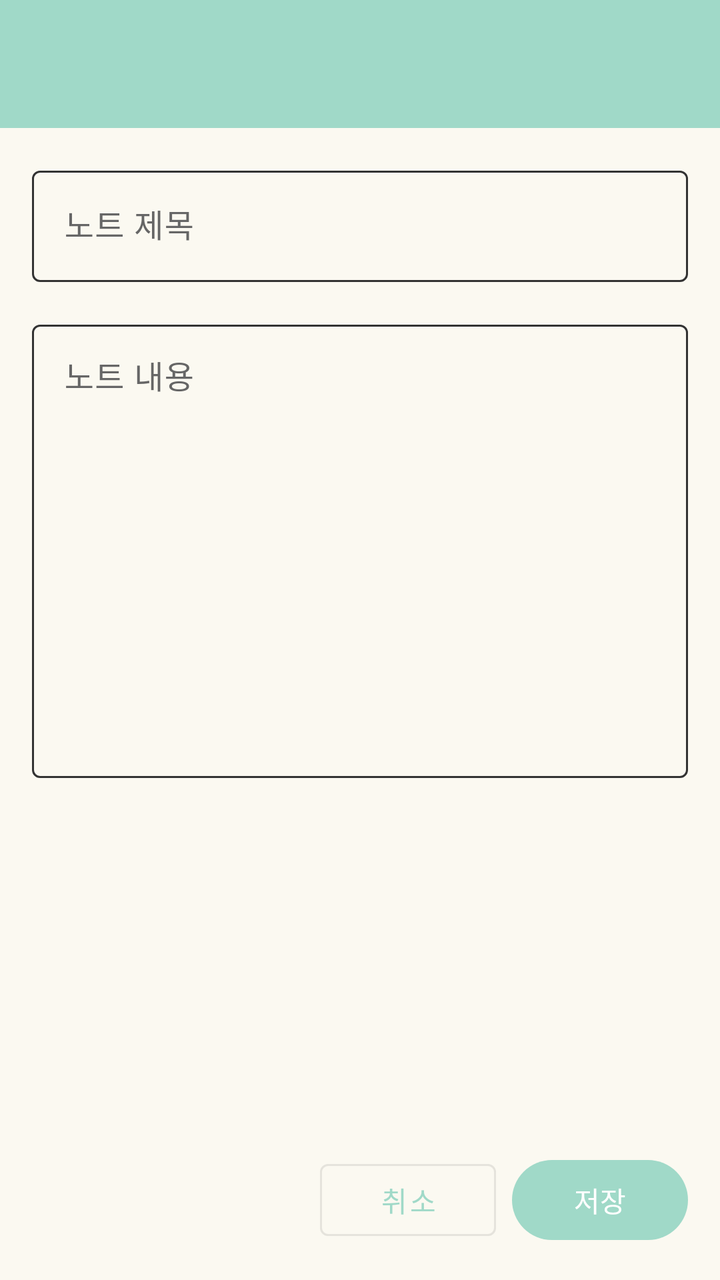
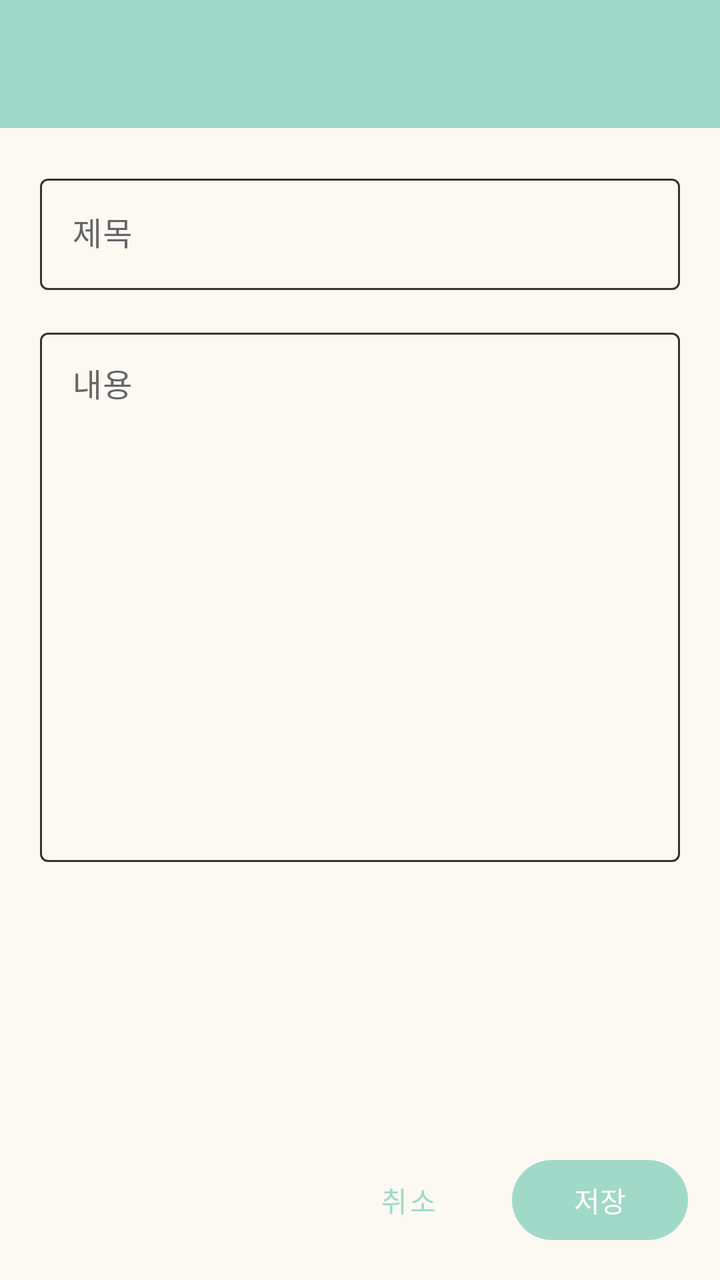

Two renders of the same Android screen: before a commit and after it. Below are the layout's source before the change and the commit's diff.
<!-- AndroidManifest.xml: application theme Theme.ToDoNote -->
<!-- res/layout/activity_note_edit.xml -->
<?xml version="1.0" encoding="utf-8"?>
<androidx.constraintlayout.widget.ConstraintLayout xmlns:android="http://schemas.android.com/apk/res/android"
    xmlns:app="http://schemas.android.com/apk/res-auto"
    android:layout_width="match_parent"
    android:layout_height="match_parent"
    android:background="@color/color_background">

    <com.google.android.material.appbar.AppBarLayout
        android:id="@+id/app_bar"
        android:layout_width="0dp"
        android:layout_height="wrap_content"
        android:theme="@style/ThemeOverlay.AppCompat.Dark.ActionBar"
        app:layout_constraintEnd_toEndOf="parent"
        app:layout_constraintStart_toStartOf="parent"
        app:layout_constraintTop_toTopOf="parent">

        <androidx.appcompat.widget.Toolbar
            android:id="@+id/toolbar"
            android:layout_width="match_parent"
            android:layout_height="?attr/actionBarSize"
            android:background="@color/color_primary"
            app:popupTheme="@style/ThemeOverlay.AppCompat.Light" />

    </com.google.android.material.appbar.AppBarLayout>

    
    <LinearLayout
        android:id="@+id/button_container"
        android:layout_width="0dp"
        android:layout_height="wrap_content"
        android:orientation="horizontal"
        android:padding="16dp"
        android:paddingBottom="120dp"
        android:gravity="end"
        app:layout_constraintBottom_toBottomOf="parent"
        app:layout_constraintEnd_toEndOf="parent"
        app:layout_constraintStart_toStartOf="parent">

        
        <com.google.android.material.button.MaterialButton
            android:id="@+id/btn_cancel"
            android:layout_width="wrap_content"
            android:layout_height="wrap_content"
            android:layout_marginEnd="8dp"
            android:text="취소"
            style="@style/Widget.MaterialComponents.Button.OutlinedButton" />

        
        <com.google.android.material.button.MaterialButton
            android:id="@+id/btn_delete"
            android:layout_width="wrap_content"
            android:layout_height="wrap_content"
            android:layout_marginEnd="8dp"
            android:text="삭제"
            android:visibility="gone"
            app:backgroundTint="@android:color/holo_red_dark" />

        
        <com.google.android.material.button.MaterialButton
            android:id="@+id/btn_save"
            android:layout_width="wrap_content"
            android:layout_height="wrap_content"
            android:text="저장"
            app:backgroundTint="@color/color_primary" />

    </LinearLayout>

    <androidx.core.widget.NestedScrollView
        android:id="@+id/scroll_view"
        android:layout_width="0dp"
        android:layout_height="0dp"
        app:layout_constraintBottom_toTopOf="@id/button_container"
        app:layout_constraintEnd_toEndOf="parent"
        app:layout_constraintStart_toStartOf="parent"
        app:layout_constraintTop_toBottomOf="@id/app_bar">

        <LinearLayout
            android:layout_width="match_parent"
            android:layout_height="wrap_content"
            android:orientation="vertical"
            android:padding="16dp"
            android:paddingBottom="16dp">

            
            <com.google.android.material.textfield.TextInputLayout
                android:id="@+id/title_layout"
                android:layout_width="match_parent"
                android:layout_height="wrap_content"
                android:hint="노트 제목"
                app:boxBackgroundMode="outline">

                <com.google.android.material.textfield.TextInputEditText
                    android:id="@+id/et_note_title"
                    android:layout_width="match_parent"
                    android:layout_height="wrap_content"
                    android:inputType="text"
                    android:maxLines="1" />
            </com.google.android.material.textfield.TextInputLayout>

            
            <com.google.android.material.textfield.TextInputLayout
                android:id="@+id/content_layout"
                android:layout_width="match_parent"
                android:layout_height="wrap_content"
                android:hint="노트 내용"
                android:layout_marginTop="16dp"
                app:boxBackgroundMode="outline">

                <com.google.android.material.textfield.TextInputEditText
                    android:id="@+id/et_note_content"
                    android:layout_width="match_parent"
                    android:layout_height="wrap_content"
                    android:gravity="top|start"
                    android:inputType="textMultiLine"
                    android:minLines="10"
                    android:scrollbars="vertical" />
            </com.google.android.material.textfield.TextInputLayout>

        </LinearLayout>

    </androidx.core.widget.NestedScrollView>

</androidx.constraintlayout.widget.ConstraintLayout>
<!-- resources referenced by this layout -->
<resources>
  <color name="color_background">#FBF9F1</color>
  <color name="color_primary">#A0D9C8</color>
  <style name="Theme.ToDoNote" parent="Base.Theme.ToDoNote" />
  <style name="Base.Theme.ToDoNote" parent="Theme.Material3.DayNight.NoActionBar">
          
          <item name="colorPrimary">@color/color_primary</item>
          <item name="colorPrimaryDark">@color/color_primary_dark</item>
          <item name="colorPrimaryVariant">@color/color_primary_light</item>
          
          
          <item name="colorSecondary">@color/color_secondary</item>
          <item name="colorSecondaryVariant">@color/color_secondary_dark</item>
          
          
          <item name="android:colorBackground">@color/color_background</item>
          <item name="colorSurface">@color/color_surface</item>
          
          
          <item name="android:textColorPrimary">@color/color_text_dark</item>
          <item name="android:textColorSecondary">@color/color_text_medium</item>
          <item name="colorOnPrimary">@color/white</item>
          <item name="colorOnSecondary">@color/color_text_dark</item>
          <item name="colorOnBackground">@color/color_text_dark</item>
          <item name="colorOnSurface">@color/color_text_dark</item>
          <item name="colorOnSurfaceVariant">@color/color_text_medium</item>
          
          
          <item name="colorAccent">@color/color_accent</item>
          
          
          <item name="colorOutline">@color/color_outline</item>
          
          
          <item name="android:statusBarColor">@android:color/black</item>
          <item name="android:windowLightStatusBar">false</item>
      </style>
  <color name="color_primary_dark">#7DB8A5</color>
  <color name="color_primary_light">#C8E8DC</color>
  <color name="color_secondary">#F0D5C9</color>
  <color name="color_secondary_dark">#E0B5A3</color>
  <color name="color_surface">#FFFFFF</color>
  <color name="color_text_dark">#444444</color>
  <color name="color_text_medium">#666666</color>
  <color name="white">#FFFFFFFF</color>
  <color name="color_accent">#FFEB9E</color>
  <color name="color_outline">#333333</color>
</resources>

<!-- the commit's change to res/layout/activity_note_edit.xml (unified diff, before → after) -->
@@ -30,7 +30,6 @@
         android:layout_height="wrap_content"
         android:orientation="horizontal"
         android:padding="16dp"
-        android:paddingBottom="120dp"
         android:gravity="end"
         app:layout_constraintBottom_toBottomOf="parent"
         app:layout_constraintEnd_toEndOf="parent"
@@ -43,7 +42,7 @@
             android:layout_height="wrap_content"
             android:layout_marginEnd="8dp"
             android:text="취소"
-            style="@style/Widget.MaterialComponents.Button.OutlinedButton" />
+            style="@style/Widget.MaterialComponents.Button.TextButton" />
 
         
         <com.google.android.material.button.MaterialButton
@@ -60,8 +59,7 @@
             android:id="@+id/btn_save"
             android:layout_width="wrap_content"
             android:layout_height="wrap_content"
-            android:text="저장"
-            app:backgroundTint="@color/color_primary" />
+            android:text="저장" />
 
     </LinearLayout>
 
@@ -78,15 +76,15 @@
             android:layout_width="match_parent"
             android:layout_height="wrap_content"
             android:orientation="vertical"
-            android:padding="16dp"
-            android:paddingBottom="16dp">
+            android:padding="20dp">
 
             
             <com.google.android.material.textfield.TextInputLayout
                 android:id="@+id/title_layout"
                 android:layout_width="match_parent"
                 android:layout_height="wrap_content"
-                android:hint="노트 제목"
+                android:hint="제목"
+                android:layout_marginBottom="16dp"
                 app:boxBackgroundMode="outline">
 
                 <com.google.android.material.textfield.TextInputEditText
@@ -102,8 +100,7 @@
                 android:id="@+id/content_layout"
                 android:layout_width="match_parent"
                 android:layout_height="wrap_content"
-                android:hint="노트 내용"
-                android:layout_marginTop="16dp"
+                android:hint="내용"
                 app:boxBackgroundMode="outline">
 
                 <com.google.android.material.textfield.TextInputEditText
@@ -112,7 +109,7 @@
                     android:layout_height="wrap_content"
                     android:gravity="top|start"
                     android:inputType="textMultiLine"
-                    android:minLines="10"
+                    android:minLines="12"
                     android:scrollbars="vertical" />
             </com.google.android.material.textfield.TextInputLayout>
 
